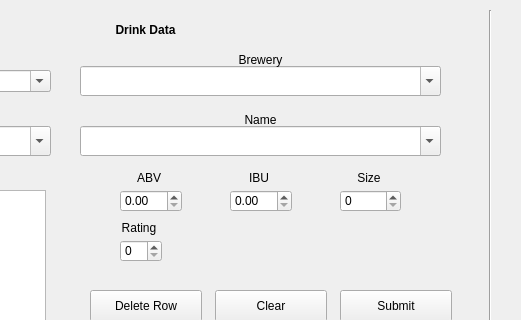
The window that src/mainwindow.ui (minorsecond/BuzzBot) describes before a commit, drawn with Qt 5; both pictures show x 200 to 721 and y 0 to 320 of the 1397 by 686 pixel window.
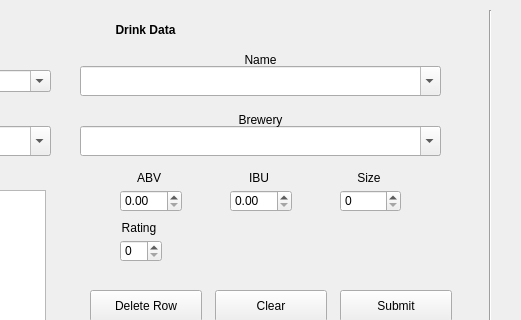
The same window after the commit.

Commit message: Move user entry fields

The edit to the form file:
```diff
--- a/src/mainwindow.ui
+++ b/src/mainwindow.ui
@@ -53,7 +53,7 @@
     <property name="geometry">
      <rect>
       <x>280</x>
-      <y>66</y>
+      <y>126</y>
       <width>361</width>
       <height>30</height>
      </rect>
@@ -66,7 +66,7 @@
     <property name="geometry">
      <rect>
       <x>290</x>
-      <y>50</y>
+      <y>110</y>
       <width>341</width>
       <height>20</height>
      </rect>
@@ -111,7 +111,7 @@
     <property name="geometry">
      <rect>
       <x>280</x>
-      <y>126</y>
+      <y>66</y>
       <width>361</width>
       <height>30</height>
      </rect>
@@ -124,7 +124,7 @@
     <property name="geometry">
      <rect>
       <x>290</x>
-      <y>110</y>
+      <y>50</y>
       <width>341</width>
       <height>20</height>
      </rect>
```
